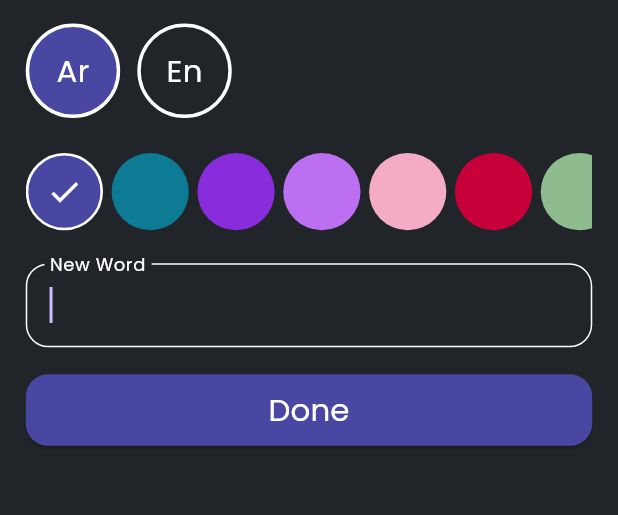
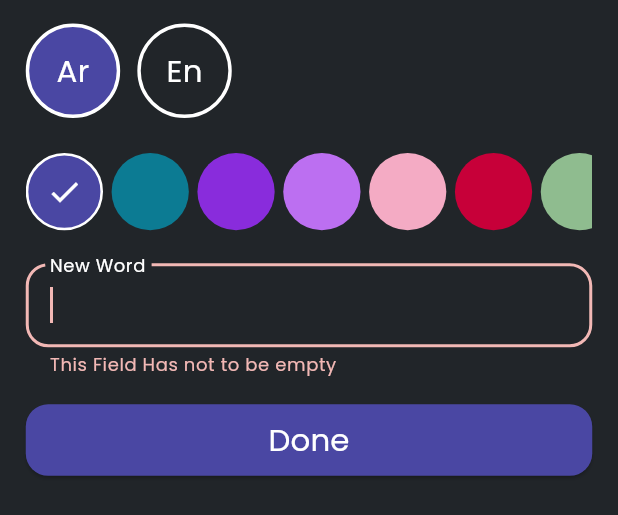
Before and after one commit to AbdoAlHady/Vocabulary_Note, a Flutter app: the AddNoteBottomSheet widget shown alone on an empty page, opened directly, after a tap on "Done", on a phone screen of 412 x 824 dp. Shown: the top 515 px of the screen. Run offline on Flutter 3.47's test engine with Material 3 defaults, Android fonts, the phone set to English and light mode, and no system bars; our stand-ins replace animated_background, animated_text_kit, delightful_toast, flutter_bloc, flutter_screenutil, flutter_svg and 1 more; accounts and stored records are empty.

Commit message:
- added logic for add new note to ui - handle succes or fiald state

```diff
--- a/lib/ui/widgets/home/add_note/add_note_bottom_sheet.dart
+++ b/lib/ui/widgets/home/add_note/add_note_bottom_sheet.dart
@@ -1,6 +1,8 @@
 import 'package:flutter/material.dart';
 import 'package:flutter_bloc/flutter_bloc.dart';
 import 'package:flutter_screenutil/flutter_screenutil.dart';
+import 'package:vocabulary_note/core/theme/app_colors.dart';
+import 'package:vocabulary_note/helpers/app_loaders.dart';
 import 'package:vocabulary_note/helpers/spacing.dart';
 import 'package:vocabulary_note/logic/write_note_cubit/write_note_cubit.dart';
 import 'package:vocabulary_note/logic/write_note_cubit/write_note_state.dart';
@@ -23,10 +25,20 @@ class _AddNoteBottomSheetState extends State<AddNoteBottomSheet> {
 
   @override
   Widget build(BuildContext context) {
-    return BlocBuilder<WriteNoteCubit, WriteNoteState>(
+    return BlocConsumer<WriteNoteCubit, WriteNoteState>(
+      listener: (context, state) {
+        if (state is WriteNoteSuccessState) {
+          Navigator.of(context).pop();
+          AppLoaders.showToastSuccess(context: context, message: 'Note Added Successfully');
+        }else if (state is WriteNoteErrorState) {
+          AppLoaders.showToastError(context: context, message: state.errorMessage);
+        }
+      },
       builder: (context, state) {
         var cubit = WriteNoteCubit().get(context);
-        return Container(
+        return AbsorbPointer(
+          absorbing: state is WriteNoteLoadingState? true: false,
+          child: Container(
             decoration: BoxDecoration(
               borderRadius: BorderRadius.only(
                 topLeft: Radius.circular(20.r),
@@ -56,9 +68,26 @@ class _AddNoteBottomSheetState extends State<AddNoteBottomSheet> {
                     formKey: formKey,
                   ),
                   verticalSpace(15),
-                AddNoteButton(colorCode: cubit.colorCode),
+
+                  state is WriteNoteLoadingState ?SizedBox(
+                    height: 40.h,
+                    width:40.w,
+                    child: const Center(
+                      child: CircularProgressIndicator(
+                        color: AppColors.primary,
+                      ),
+                    ),
+                  ) :AddNoteButton(
+                    colorCode: cubit.colorCode,
+                    onTap: () async{
+                      if (formKey.currentState!.validate()) {
+                        await  cubit.addNote();
+                      }
+                    },
+                  ),
                   verticalSpace(15),
                 ],
+              ),
             ),
           ),
         );
--- a/lib/ui/widgets/home/add_note/add_note_button.dart
+++ b/lib/ui/widgets/home/add_note/add_note_button.dart
@@ -4,23 +4,25 @@ import 'package:vocabulary_note/core/theme/app_colors.dart';
 import 'package:vocabulary_note/core/theme/app_text_styles.dart';
 
 class AddNoteButton extends StatelessWidget {
-  const AddNoteButton({super.key, required this.colorCode});
+  const AddNoteButton({super.key, required this.colorCode, required this.onTap});
   final int colorCode;
+  final VoidCallback onTap;
   @override
   Widget build(BuildContext context) {
-    return  SizedBox(
+    return SizedBox(
       height: 40.h,
       width: double.infinity,
       child: ElevatedButton(
         style: ElevatedButton.styleFrom(
-          backgroundColor: Color(colorCode),
-          shape: RoundedRectangleBorder(
-            borderRadius: BorderRadius.circular(15)
-          )
+            backgroundColor: Color(colorCode),
+            shape: RoundedRectangleBorder(
+                borderRadius: BorderRadius.circular(15))),
+        onPressed:onTap,
+        child: Text(
+          'Done',
+          style:
+              AppTextStyles.font18DarkMedium.copyWith(color: AppColors.white),
         ),
-        onPressed: () {},
-        child:  Text('Done',style: AppTextStyles.font18DarkMedium.copyWith(color: AppColors.white),),
-
       ),
     );
   }
--- a/pubspec.yaml
+++ b/pubspec.yaml
@@ -42,6 +42,7 @@ dependencies:
   flutter_bloc: ^8.1.6
   hive: ^2.2.3
   hive_flutter: ^1.1.0
+  delightful_toast: ^1.1.0
 
 dev_dependencies:
   flutter_test:
```
Also changed, not shown: lib/helpers/app_loaders.dart (added, +65 -0 lines), pubspec.lock. Lines whose indentation alone changed are shown as unchanged.
